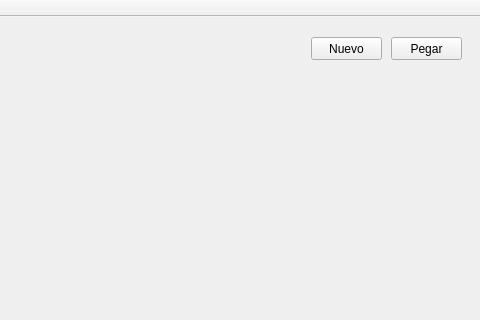
This is FileSystemEDII/mainwindow.ui in moniquestigter/FileSystemEDII as Qt 5 draws it before an edit; both pictures show x 249 to 729 and y 0 to 320 of the 729 by 535 pixel window. The edited form follows.
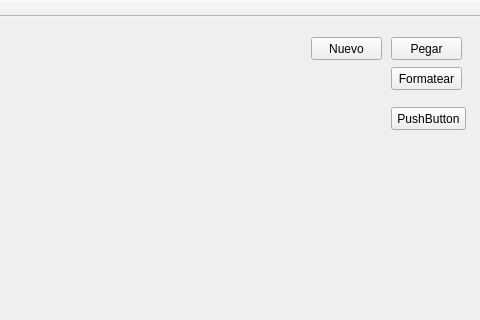
This is the edited form. Icons and pictures are not drawn.

Patch:
```diff
--- a/FileSystemEDII/mainwindow.ui
+++ b/FileSystemEDII/mainwindow.ui
@@ -151,6 +151,32 @@
       </property>
      </column>
     </widget>
+    <widget class="QPushButton" name="pushButton">
+     <property name="geometry">
+      <rect>
+       <x>630</x>
+       <y>40</y>
+       <width>71</width>
+       <height>23</height>
+      </rect>
+     </property>
+     <property name="text">
+      <string>Formatear</string>
+     </property>
+    </widget>
+    <widget class="QPushButton" name="pushButton_2">
+     <property name="geometry">
+      <rect>
+       <x>630</x>
+       <y>80</y>
+       <width>75</width>
+       <height>23</height>
+      </rect>
+     </property>
+     <property name="text">
+      <string>PushButton</string>
+     </property>
+    </widget>
    </widget>
    <widget class="QToolBar" name="mainToolBar_2">
     <property name="geometry">
```
